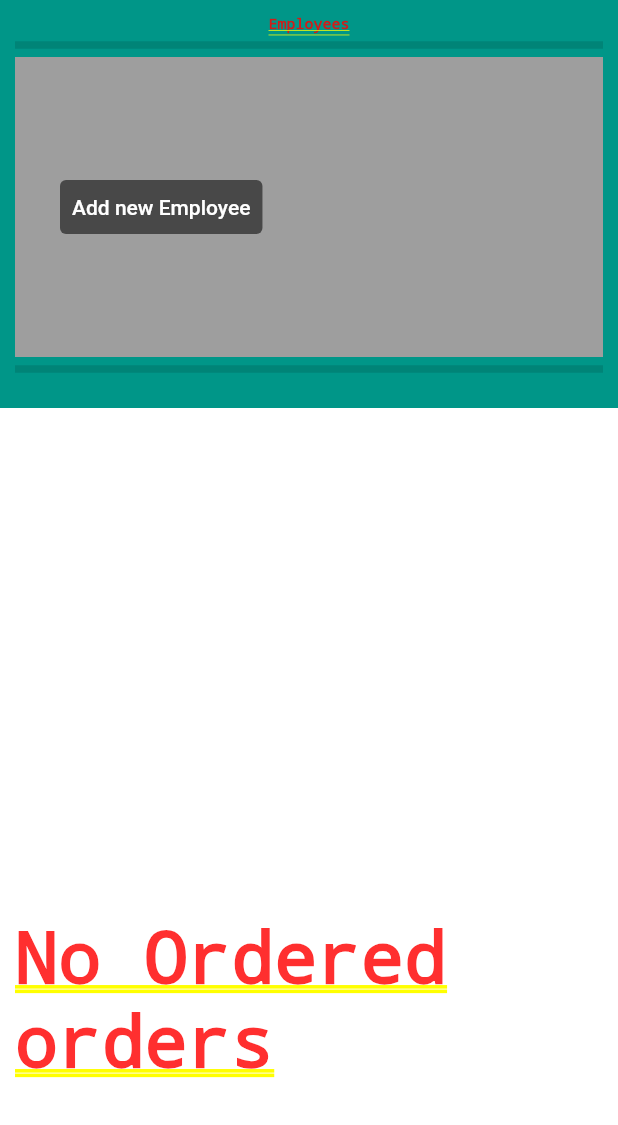
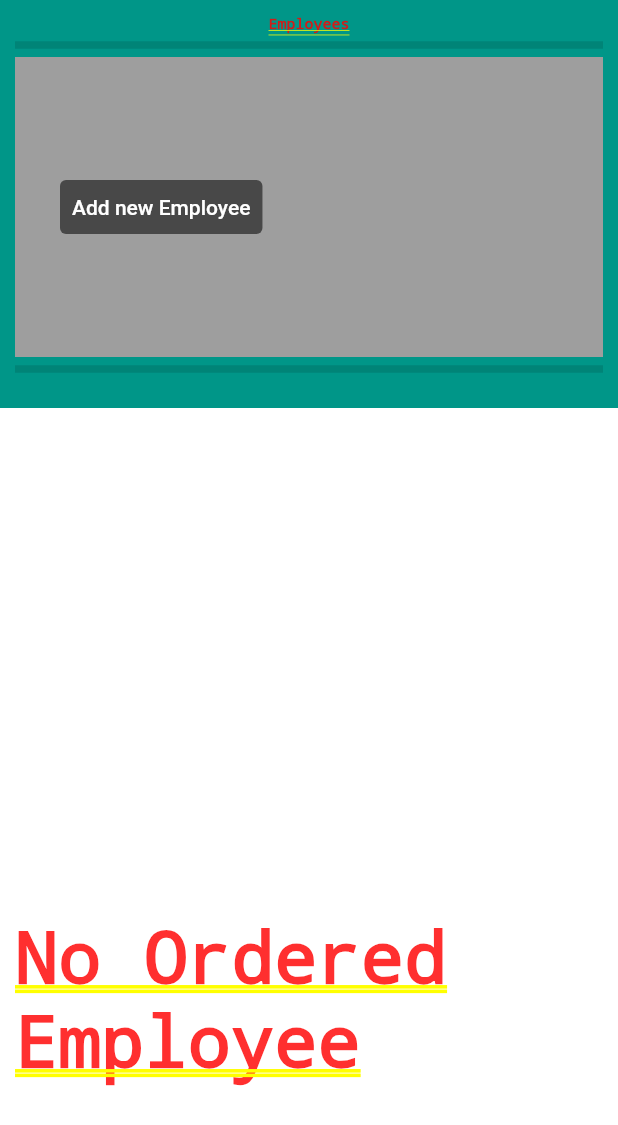
Before and after one commit to ranaawais0303/foodyweb, a Flutter app: the EmployeesScreen screen opened by its route, on a phone screen of 412 x 824 dp. Shown: the top 1125 px of the screen. Run offline on Flutter 3.47's test engine with Material 2 defaults, Android fonts, the phone set to English and light mode, and no system bars; our stand-ins replace cloud_firestore, firebase_core, firebase_storage, flutter_easyloading, image_picker; missing offline and left inert: ars_dialog, dart:html, flutter_admin_scaffold; accounts and stored records are empty; statements that could not run were skipped.

Commit message:
employee commit

```diff
--- a/lib/Emplooyee_Data/myEmployeeList.dart
+++ b/lib/Emplooyee_Data/myEmployeeList.dart
@@ -7,7 +7,7 @@ import 'package:foodyweb/Emplooyee_Data/employeeProvider.dart';
 import 'package:provider/provider.dart';
 
 class MyEmployeeList extends StatefulWidget {
-  static const String id = 'Orders';
+  static const String id = 'Employee';
   @override
   _MyEmployeeListState createState() => _MyEmployeeListState();
 }
@@ -65,8 +65,8 @@ class _MyEmployeeListState extends State<MyEmployeeList> {
                 //TODO no order screen
                 return Center(
                   child: Text(tag > 0
-                      ? 'No ${options[tag]} orders'
-                      : 'No Orders. Continue Shopping'),
+                      ? 'No ${options[tag]} Employee'
+                      : 'No Employee. Continue adding'),
                 );
               }
 
--- a/lib/sidebar.dart
+++ b/lib/sidebar.dart
@@ -24,11 +24,7 @@ class SideBarWidget {
             route: Deshboard.id,
             icon: Icons.dashboard,
           ),
-          MenuItem(
-            title: 'Exit',
-            route: Login.id,
-            icon: Icons.exit_to_app,
-          ),
+
           MenuItem(
             title: 'Category',
             route: CategoryScreen.id,
@@ -53,6 +49,11 @@ class SideBarWidget {
             title: 'Employees',
             route: EmployeesScreen.id,
             icon: Icons.person_rounded,
+          ),
+          MenuItem(
+            title: 'Exit',
+            route: Login.id,
+            icon: Icons.exit_to_app,
           ),
           // MenuItem(
           //   title: 'Dining Orders',
```
